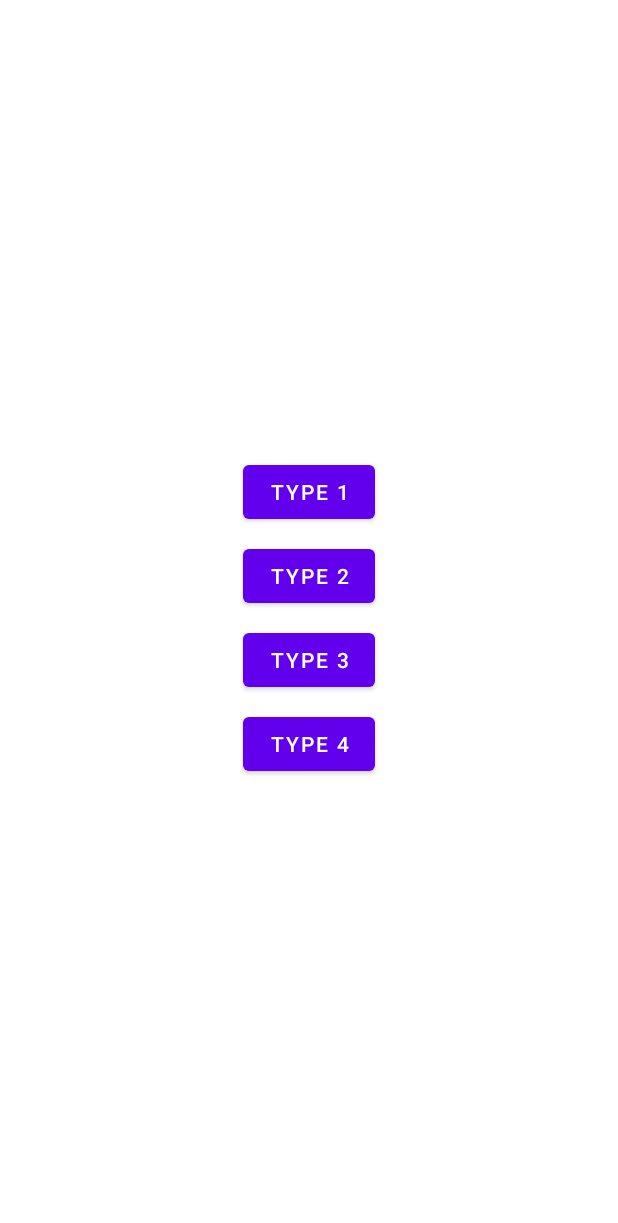
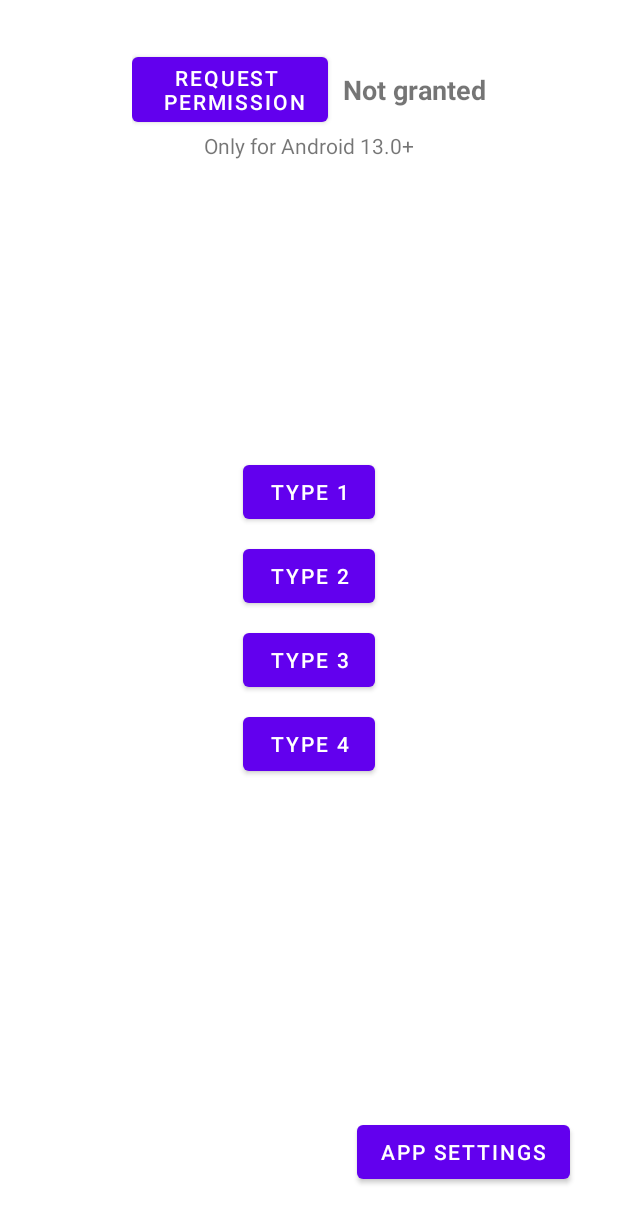
Before and after one commit to vanskarner/SimpleNotify, an Android app: the layout main_activity.xml on its own in the app's theme, with its tools: preview values and no code run, on a phone screen of 412 x 824 dp. Shown: the top 1223 px of the screen. Run offline under Robolectric (Android 15) with nearby library versions, the phone set to English and light mode, and no system bars.

Commit message:
first notifications

```diff
--- a/app/build.gradle.kts
+++ b/app/build.gradle.kts
@@ -5,12 +5,12 @@ plugins {
 
 android {
     namespace = "com.vanskarner.simplenotify"
-    compileSdk = 34
+    compileSdk = 35
 
     defaultConfig {
         applicationId = "com.vanskarner.simplenotify"
         minSdk = 24
-        targetSdk = 34
+        targetSdk = 35
         versionCode = 1
         versionName = "1.0"
 
--- a/app/src/main/res/layout/main_activity.xml
+++ b/app/src/main/res/layout/main_activity.xml
@@ -3,7 +3,8 @@
     xmlns:app="http://schemas.android.com/apk/res-auto"
     xmlns:tools="http://schemas.android.com/tools"
     android:layout_width="match_parent"
-    android:layout_height="match_parent">
+    android:layout_height="match_parent"
+    tools:ignore="HardcodedText">
 
     <LinearLayout
         android:layout_width="wrap_content"
@@ -19,32 +20,75 @@
             android:layout_width="wrap_content"
             android:layout_height="wrap_content"
             android:layout_margin="4dp"
-            android:text="Type 1"
-            tools:ignore="HardcodedText" />
+            android:text="Type 1" />
 
         <Button
             android:id="@+id/btnType2"
             android:layout_width="wrap_content"
             android:layout_height="wrap_content"
             android:layout_margin="4dp"
-            android:text="Type 2"
-            tools:ignore="HardcodedText" />
+            android:text="Type 2" />
 
         <Button
             android:id="@+id/btnType3"
             android:layout_width="wrap_content"
             android:layout_height="wrap_content"
             android:layout_margin="4dp"
-            android:text="Type 3"
-            tools:ignore="HardcodedText" />
+            android:text="Type 3" />
 
         <Button
             android:id="@+id/btnType4"
             android:layout_width="wrap_content"
             android:layout_height="wrap_content"
             android:layout_margin="4dp"
-            android:text="Type 4"
-            tools:ignore="HardcodedText" />
+            android:text="Type 4" />
     </LinearLayout>
 
+    <LinearLayout
+        android:id="@+id/lyPermission"
+        android:layout_width="wrap_content"
+        android:layout_height="wrap_content"
+        android:layout_marginTop="32dp"
+        android:checked="true"
+        android:gravity="center"
+        android:orientation="horizontal"
+        android:text="Notification Permission"
+        app:layout_constraintEnd_toEndOf="parent"
+        app:layout_constraintStart_toStartOf="parent"
+        app:layout_constraintTop_toTopOf="parent">
+
+        <Button
+            android:id="@+id/btnPermission"
+            android:layout_width="wrap_content"
+            android:layout_height="wrap_content"
+            android:text="Request \n Permission" />
+
+        <TextView
+            android:id="@+id/tvPermission"
+            android:layout_width="wrap_content"
+            android:layout_height="wrap_content"
+            android:layout_marginStart="10dp"
+            android:textSize="18sp"
+            android:textStyle="bold"
+            tools:text="Not granted" />
+    </LinearLayout>
+
+    <TextView
+        android:layout_width="wrap_content"
+        android:layout_height="wrap_content"
+        android:text="Only for Android 13.0+"
+        app:layout_constraintEnd_toEndOf="@+id/lyPermission"
+        app:layout_constraintStart_toStartOf="@+id/lyPermission"
+        app:layout_constraintTop_toBottomOf="@+id/lyPermission" />
+
+    <Button
+        android:id="@+id/btnSetting"
+        android:layout_width="wrap_content"
+        android:layout_height="wrap_content"
+        android:layout_marginEnd="32dp"
+        android:layout_marginBottom="32dp"
+        android:text="App Settings"
+        app:layout_constraintBottom_toBottomOf="parent"
+        app:layout_constraintEnd_toEndOf="parent" />
+
 </androidx.constraintlayout.widget.ConstraintLayout>
--- a/app/src/main/res/values-night/themes.xml
+++ b/app/src/main/res/values-night/themes.xml
@@ -1,6 +1,6 @@
 <resources xmlns:tools="http://schemas.android.com/tools">
     <!-- Base application theme. -->
-    <style name="Theme.SimpleNotify" parent="Theme.MaterialComponents.DayNight.DarkActionBar">
+    <style name="Theme.SimpleNotify" parent="Theme.MaterialComponents.DayNight.NoActionBar">
         <!-- Primary brand color. -->
         <item name="colorPrimary">@color/purple_200</item>
         <item name="colorPrimaryVariant">@color/purple_700</item>
--- a/app/src/main/res/values/themes.xml
+++ b/app/src/main/res/values/themes.xml
@@ -1,6 +1,6 @@
 <resources xmlns:tools="http://schemas.android.com/tools">
     <!-- Base application theme. -->
-    <style name="Theme.SimpleNotify" parent="Theme.MaterialComponents.DayNight.DarkActionBar">
+    <style name="Theme.SimpleNotify" parent="Theme.MaterialComponents.DayNight.NoActionBar">
         <!-- Primary brand color. -->
         <item name="colorPrimary">@color/purple_500</item>
         <item name="colorPrimaryVariant">@color/purple_700</item>
```
Also changed, not shown: app/src/main/java/com/vanskarner/simplenotify/MainActivity.kt (+77 -42 lines).
